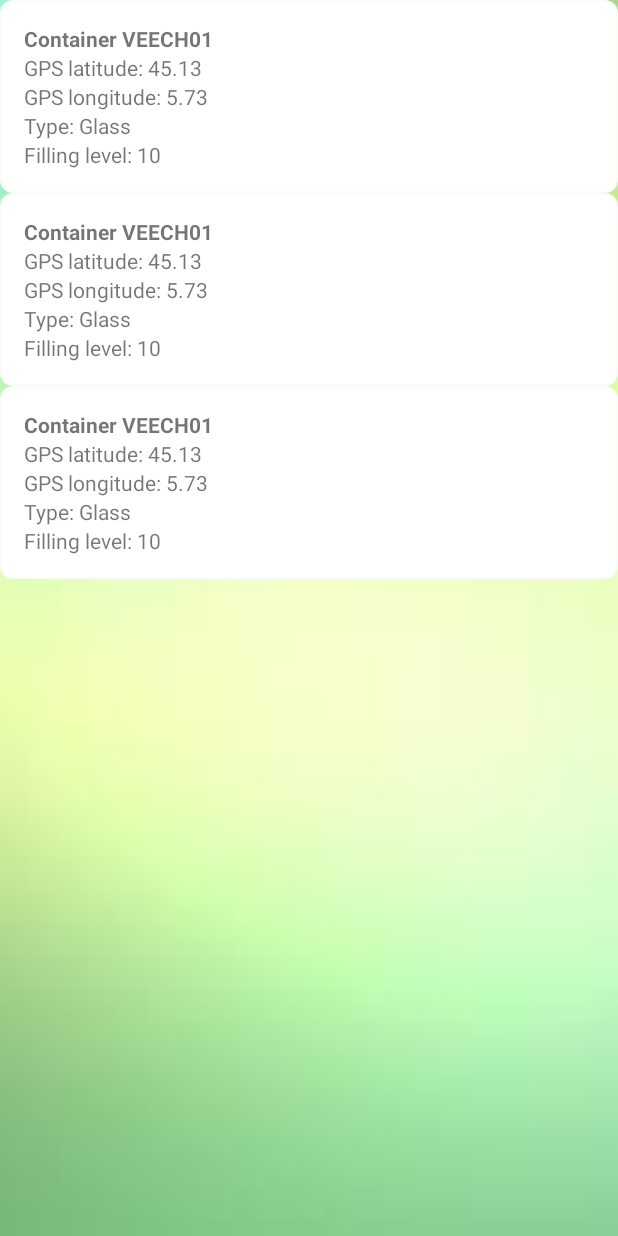
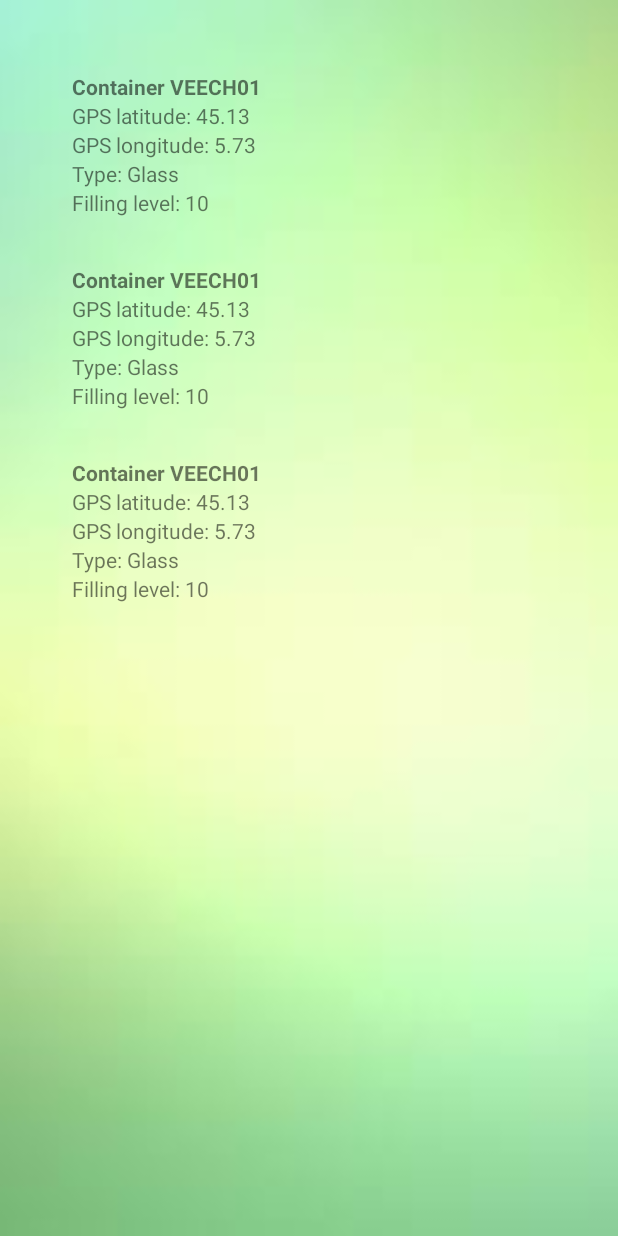
Before and after one commit to Veradux/KirilovContainersTask, an Android app: the layout fragment_containers_menu.xml on its own in the app's theme, with its tools: preview values and no code run, on a phone screen of 412 x 824 dp. Run offline under Robolectric (Android 15) with nearby library versions, the phone set to English and light mode, and no system bars.

Commit message:
Change the container item design

```diff
--- a/app/src/main/java/com/bhtech/kirilovcontainerstask/ui/containersmenu/ContainersMenuFragment.kt
+++ b/app/src/main/java/com/bhtech/kirilovcontainerstask/ui/containersmenu/ContainersMenuFragment.kt
@@ -6,6 +6,7 @@ import android.view.View
 import android.view.ViewGroup
 import androidx.fragment.app.Fragment
 import androidx.fragment.app.viewModels
+import androidx.recyclerview.widget.DividerItemDecoration
 import androidx.recyclerview.widget.RecyclerView
 import com.bhtech.kirilovcontainerstask.R
 import com.bhtech.kirilovcontainerstask.databinding.FragmentContainersMenuBinding
@@ -24,7 +25,9 @@ class ContainersMenuFragment : Fragment() {
     }
 
     private fun setUpContainersRecyclerView(recyclerView: RecyclerView) {
-        recyclerView.addItemDecoration(MarginItemDecoration(resources.getDimension(R.dimen.screen_edge_margin).toInt()))
+        val margin = resources.getDimension(R.dimen.screen_edge_margin).toInt()
+        recyclerView.addItemDecoration(DividerItemDecoration(context, DividerItemDecoration.VERTICAL))
+
         recyclerView.adapter = ContainersAdapter().also { it.submitList(viewModel.getContainers()) }
     }
 }
--- a/app/src/main/java/com/bhtech/kirilovcontainerstask/ui/containersmenu/ContainersMenuViewModel.kt
+++ b/app/src/main/java/com/bhtech/kirilovcontainerstask/ui/containersmenu/ContainersMenuViewModel.kt
@@ -11,5 +11,6 @@ class ContainersMenuViewModel @Inject constructor() : ViewModel() {
 
     @Inject lateinit var containersService: ContainersService
 
+    // TODO don't do this on the UI thread
     fun getContainers(): List<Container> = containersService.getAllContainers()
 }
--- a/app/src/main/res/layout/fragment_containers_menu.xml
+++ b/app/src/main/res/layout/fragment_containers_menu.xml
@@ -18,6 +18,7 @@
             android:id="@+id/rv_containers"
             android:layout_width="match_parent"
             android:layout_height="wrap_content"
+            android:layout_margin="@dimen/screen_edge_margin"
             app:layoutManager="androidx.recyclerview.widget.LinearLayoutManager"
             app:layout_constraintStart_toStartOf="parent"
             app:layout_constraintTop_toTopOf="parent"
--- a/app/src/main/res/layout/item_container.xml
+++ b/app/src/main/res/layout/item_container.xml
@@ -13,8 +13,6 @@
     <androidx.constraintlayout.widget.ConstraintLayout
         android:layout_width="match_parent"
         android:layout_height="wrap_content"
-        tools:layout_margin="@dimen/button_vertical_margin"
-        android:background="@drawable/round_corners_view"
         android:padding="@dimen/login_edit_text_padding">
 
         <TextView
```
